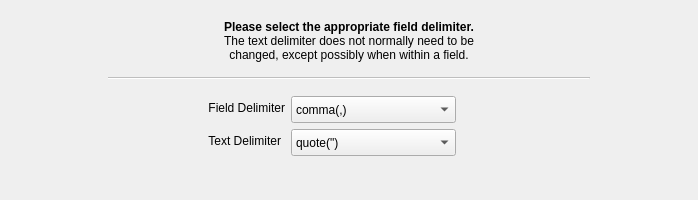
Old version of the form kmymoney/plugins/csvimport/separatorwizardpage.ui in the repository KDE/kmymoney.
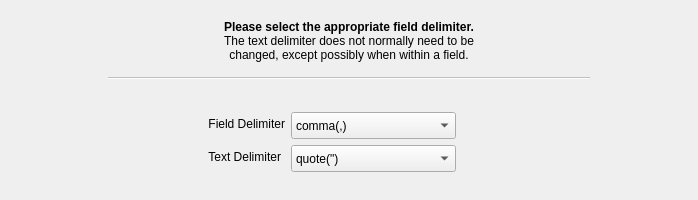
New version of the form. Custom widgets are drawn as their Qt base class.

Diff of the .ui file:
```diff
--- a/kmymoney/plugins/csvimport/separatorwizardpage.ui
+++ b/kmymoney/plugins/csvimport/separatorwizardpage.ui
@@ -95,7 +95,7 @@
            <property name="topMargin">
             <number>10</number>
            </property>
-           <item row="0" column="0">
+           <item row="2" column="0">
             <widget class="QLabel" name="labelSet_fieldDelim">
              <property name="enabled">
               <bool>true</bool>
@@ -123,7 +123,7 @@
              </property>
             </widget>
            </item>
-           <item row="1" column="0">
+           <item row="3" column="0">
             <widget class="QLabel" name="labelSet_textDelim">
              <property name="minimumSize">
               <size>
@@ -139,7 +139,7 @@
              </property>
             </widget>
            </item>
-           <item row="0" column="1">
+           <item row="2" column="1">
             <widget class="KComboBox" name="comboBox_fieldDelimiter">
              <property name="minimumSize">
               <size>
@@ -172,7 +172,7 @@
              </item>
             </widget>
            </item>
-           <item row="1" column="1">
+           <item row="3" column="1">
             <widget class="KComboBox" name="comboBox_textDelimiter">
              <property name="minimumSize">
               <size>
@@ -192,6 +192,32 @@
              </item>
             </widget>
            </item>
+           <item row="1" column="1">
+            <spacer name="verticalSpacer">
+             <property name="orientation">
+              <enum>Qt::Vertical</enum>
+             </property>
+             <property name="sizeHint" stdset="0">
+              <size>
+               <width>20</width>
+               <height>40</height>
+              </size>
+             </property>
+            </spacer>
+           </item>
+           <item row="4" column="1">
+            <spacer name="verticalSpacer_2">
+             <property name="orientation">
+              <enum>Qt::Vertical</enum>
+             </property>
+             <property name="sizeHint" stdset="0">
+              <size>
+               <width>20</width>
+               <height>40</height>
+              </size>
+             </property>
+            </spacer>
+           </item>
           </layout>
          </item>
          <item>
```
